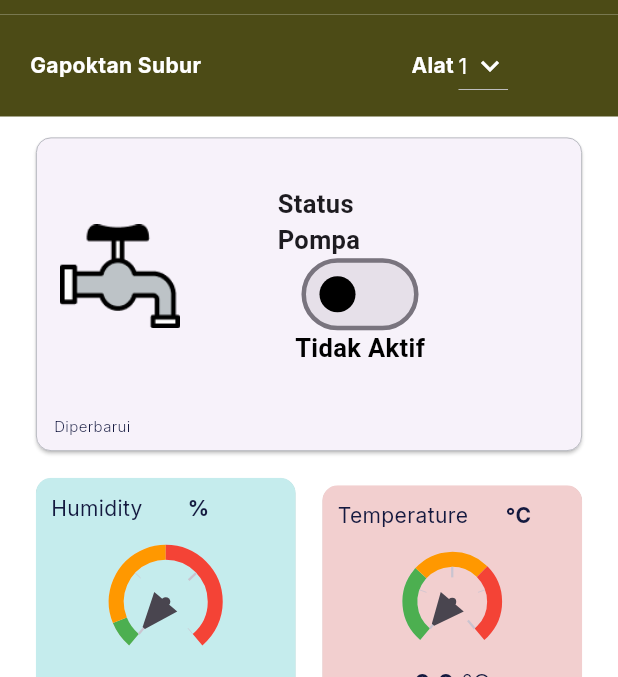
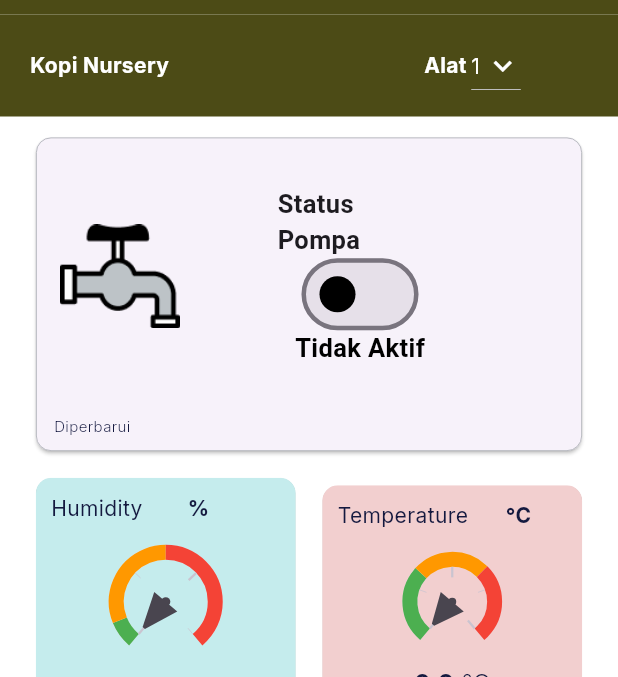
Before and after one commit to bintangandk/mobile-nursery-gapoktan, a Flutter app: the DashboardPage screen opened directly, on a phone screen of 412 x 824 dp, the part 95-772 px from its top. Run offline on Flutter 3.47's test engine with Material 3 defaults, Android fonts, the phone set to English and light mode, and no system bars; drawn by our look-alikes of syncfusion_flutter_gauges; our stand-ins replace fl_chart, google_fonts, shared_preferences; accounts and stored records are empty; network calls fail.

Commit message:
fix dashboard

```diff
--- a/lib/Screens/dashboard_page.dart
+++ b/lib/Screens/dashboard_page.dart
@@ -211,11 +211,11 @@
               child: Row(
                 mainAxisAlignment: MainAxisAlignment.start,
                 children: [
-                  Text('Gapoktan Subur',
+                  Text('Kopi Nursery',
                       style: whitekTextStyle.copyWith(fontWeight: bold)),
                   Row(
                     children: [
-                      const SizedBox(width: 140),
+                      const SizedBox(width: 170),
                       Text('Alat',
                           style: whitekTextStyle.copyWith(fontWeight: bold)),
                       SizedBox(width: 3),
```
